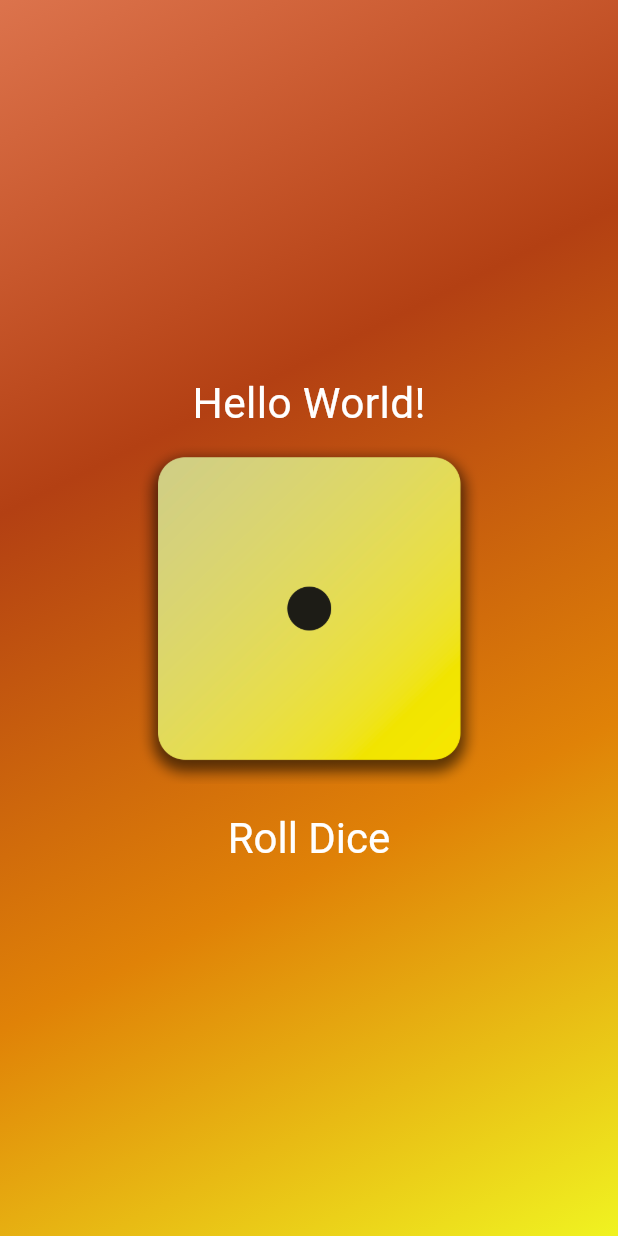
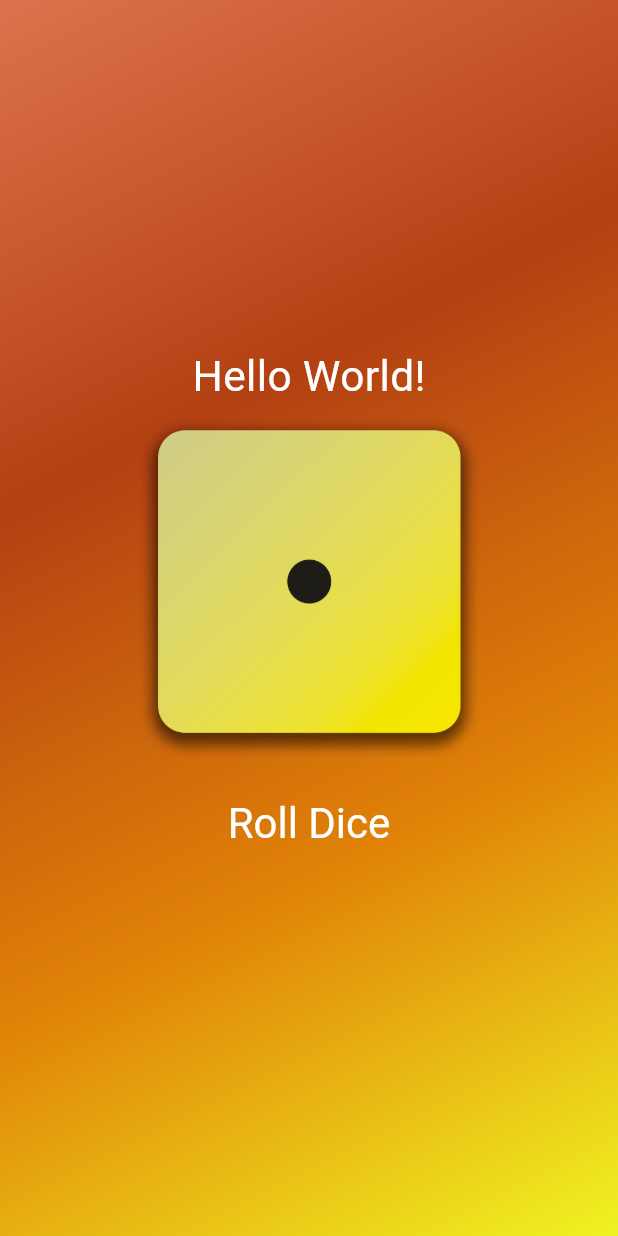
Before and after one commit to Olooce/first_app, a Flutter app: the screen it shows after launch, on a phone screen of 412 x 824 dp. Run offline on Flutter 3.47's test engine with Material 3 defaults, Android fonts, the phone set to English and light mode, and no system bars.

Commit message:
feat: add functionality

```diff
--- a/lib/container_gradient.dart
+++ b/lib/container_gradient.dart
@@ -20,17 +20,23 @@ class GradientContainer extends StatelessWidget {
         child: Column(mainAxisSize: MainAxisSize.min, children: [
           const StyledText("Hello World!"),
           Image.asset('assets/images/dice-1.png', width: 234),
+          const SizedBox(
+            height: 20,
+          ),
           TextButton(
               onPressed: rollDice,
               style: TextButton.styleFrom(
-                  padding: const EdgeInsets.only(
-                    top: 20,
-                  ),
+                  // padding: const EdgeInsets.only(
+                  //   top: 20,
+                  // ),
                   foregroundColor: Colors.white,
                   textStyle: const TextStyle(
                     fontSize: 28,
                   )),
-              child: const Text("Roll Dice"))
+              child: const Text("Roll Dice")),
+          const SizedBox(
+            height: 20,
+          ),
         ]),
       ),
     );
```
